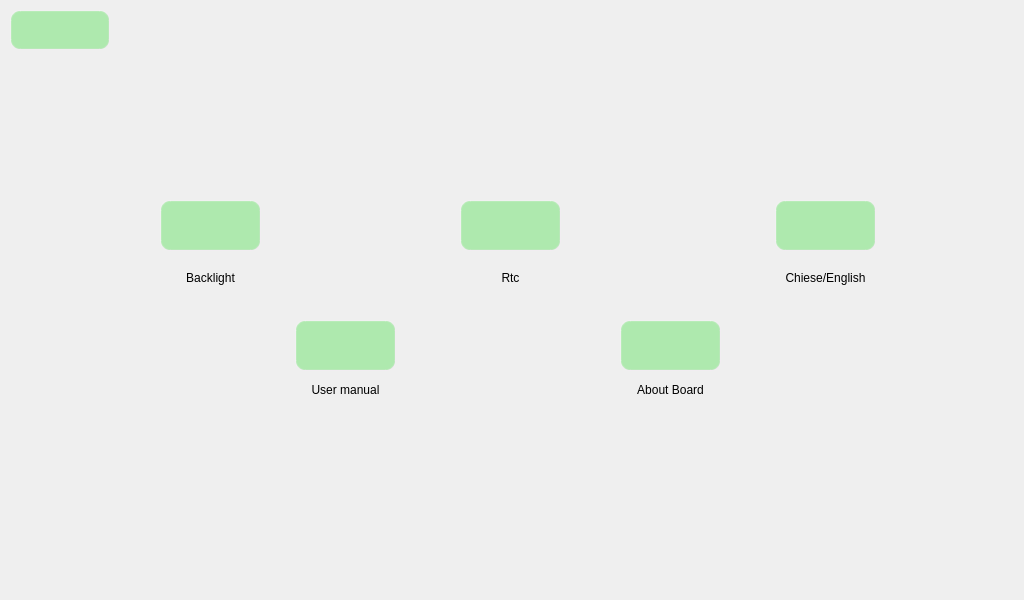
First picture: the form in qt/t507/sys_setting.ui, repository jizizihe/baijie_demo, before the edit.
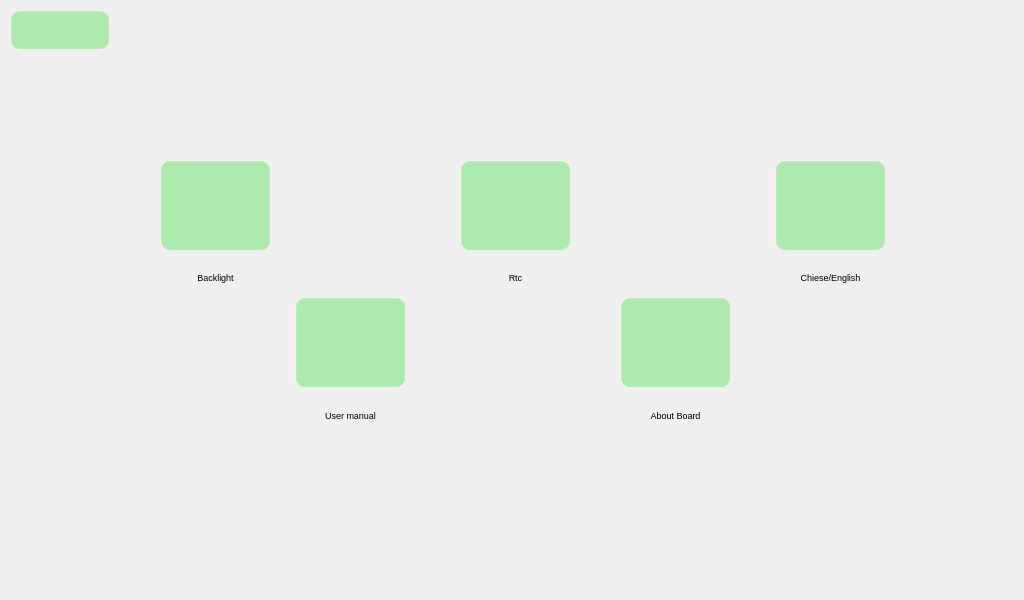
Second picture: the form after the edit. Icons and pictures are not drawn.

Diff of the .ui file:
```diff
--- a/qt/t507/sys_setting.ui
+++ b/qt/t507/sys_setting.ui
@@ -58,9 +58,9 @@
    <property name="geometry">
     <rect>
      <x>620</x>
-     <y>320</y>
-     <width>101</width>
-     <height>51</height>
+     <y>297</y>
+     <width>111</width>
+     <height>91</height>
     </rect>
    </property>
    <property name="styleSheet">
@@ -75,15 +75,15 @@
    </property>
    <property name="iconSize">
     <size>
-     <width>32</width>
-     <height>32</height>
+     <width>64</width>
+     <height>64</height>
     </size>
    </property>
   </widget>
   <widget class="QLabel" name="label_29">
    <property name="geometry">
     <rect>
-     <x>385</x>
+     <x>390</x>
      <y>260</y>
      <width>251</width>
      <height>35</height>
@@ -95,6 +95,11 @@
      <height>0</height>
     </size>
    </property>
+   <property name="font">
+    <font>
+     <pointsize>7</pointsize>
+    </font>
+   </property>
    <property name="text">
     <string>Rtc</string>
    </property>
@@ -105,8 +110,8 @@
   <widget class="QLabel" name="label_key_8">
    <property name="geometry">
     <rect>
-     <x>220</x>
-     <y>373</y>
+     <x>225</x>
+     <y>398</y>
      <width>251</width>
      <height>35</height>
     </rect>
@@ -117,6 +122,11 @@
      <height>0</height>
     </size>
    </property>
+   <property name="font">
+    <font>
+     <pointsize>7</pointsize>
+    </font>
+   </property>
    <property name="text">
     <string>&lt;html&gt;&lt;head/&gt;&lt;body&gt;&lt;p&gt;User manual&lt;/p&gt;&lt;/body&gt;&lt;/html&gt;</string>
    </property>
@@ -128,9 +138,9 @@
    <property name="geometry">
     <rect>
      <x>775</x>
-     <y>200</y>
-     <width>101</width>
-     <height>51</height>
+     <y>160</y>
+     <width>111</width>
+     <height>91</height>
     </rect>
    </property>
    <property name="styleSheet">
@@ -145,8 +155,8 @@
    </property>
    <property name="iconSize">
     <size>
-     <width>32</width>
-     <height>32</height>
+     <width>64</width>
+     <height>64</height>
     </size>
    </property>
   </widget>
@@ -157,9 +167,9 @@
    <property name="geometry">
     <rect>
      <x>295</x>
-     <y>320</y>
-     <width>101</width>
-     <height>51</height>
+     <y>297</y>
+     <width>111</width>
+     <height>91</height>
     </rect>
    </property>
    <property name="styleSheet">
@@ -174,16 +184,16 @@
    </property>
    <property name="iconSize">
     <size>
-     <width>32</width>
-     <height>32</height>
+     <width>64</width>
+     <height>64</height>
     </size>
    </property>
   </widget>
   <widget class="QLabel" name="label_key_6">
    <property name="geometry">
     <rect>
-     <x>545</x>
-     <y>373</y>
+     <x>550</x>
+     <y>398</y>
      <width>251</width>
      <height>35</height>
     </rect>
@@ -194,6 +204,11 @@
      <height>0</height>
     </size>
    </property>
+   <property name="font">
+    <font>
+     <pointsize>7</pointsize>
+    </font>
+   </property>
    <property name="text">
     <string>&lt;html&gt;&lt;head/&gt;&lt;body&gt;&lt;p&gt;About Board&lt;/p&gt;&lt;/body&gt;&lt;/html&gt;</string>
    </property>
@@ -204,7 +219,7 @@
   <widget class="QLabel" name="label_30">
    <property name="geometry">
     <rect>
-     <x>85</x>
+     <x>90</x>
      <y>260</y>
      <width>251</width>
      <height>35</height>
@@ -216,6 +231,11 @@
      <height>0</height>
     </size>
    </property>
+   <property name="font">
+    <font>
+     <pointsize>7</pointsize>
+    </font>
+   </property>
    <property name="text">
     <string>Backlight</string>
    </property>
@@ -252,12 +272,17 @@
   <widget class="QLabel" name="label_2">
    <property name="geometry">
     <rect>
-     <x>700</x>
+     <x>705</x>
      <y>260</y>
      <width>251</width>
      <height>35</height>
     </rect>
    </property>
+   <property name="font">
+    <font>
+     <pointsize>7</pointsize>
+    </font>
+   </property>
    <property name="text">
     <string>Chiese/English</string>
    </property>
@@ -269,9 +294,9 @@
    <property name="geometry">
     <rect>
      <x>160</x>
-     <y>200</y>
-     <width>101</width>
-     <height>51</height>
+     <y>160</y>
+     <width>111</width>
+     <height>91</height>
     </rect>
    </property>
    <property name="styleSheet">
@@ -286,8 +311,8 @@
    </property>
    <property name="iconSize">
     <size>
-     <width>32</width>
-     <height>32</height>
+     <width>64</width>
+     <height>64</height>
     </size>
    </property>
   </widget>
@@ -295,9 +320,9 @@
    <property name="geometry">
     <rect>
      <x>460</x>
-     <y>200</y>
-     <width>101</width>
-     <height>51</height>
+     <y>160</y>
+     <width>111</width>
+     <height>91</height>
     </rect>
    </property>
    <property name="styleSheet">
@@ -312,8 +337,8 @@
    </property>
    <property name="iconSize">
     <size>
-     <width>32</width>
-     <height>32</height>
+     <width>64</width>
+     <height>64</height>
     </size>
    </property>
   </widget>
```
